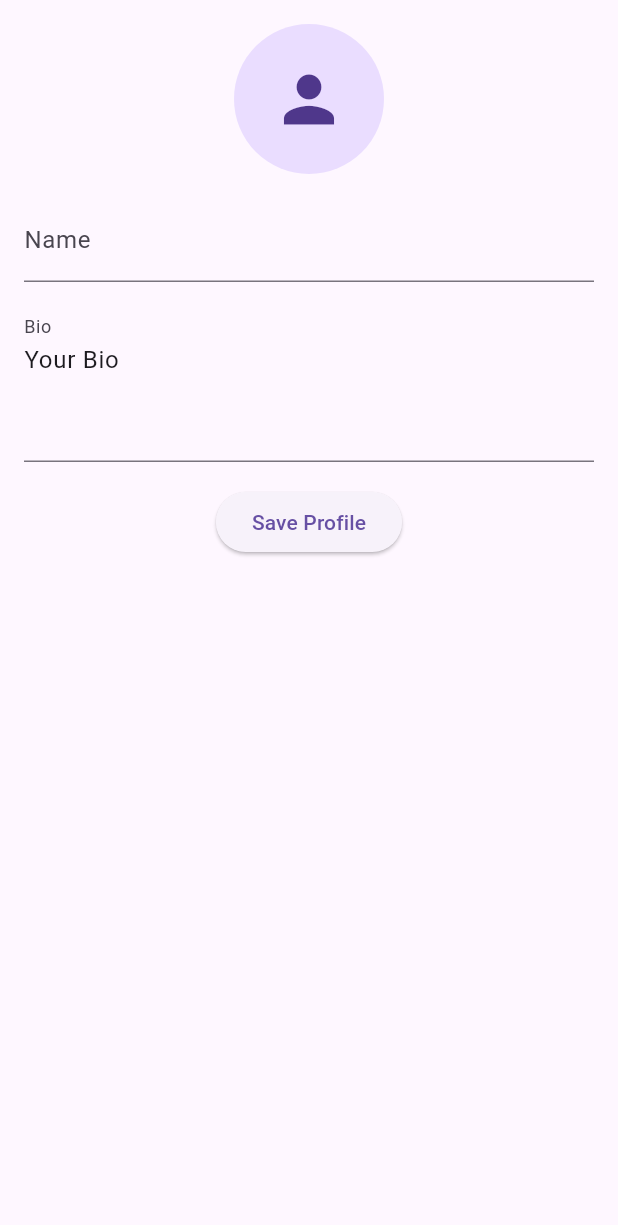
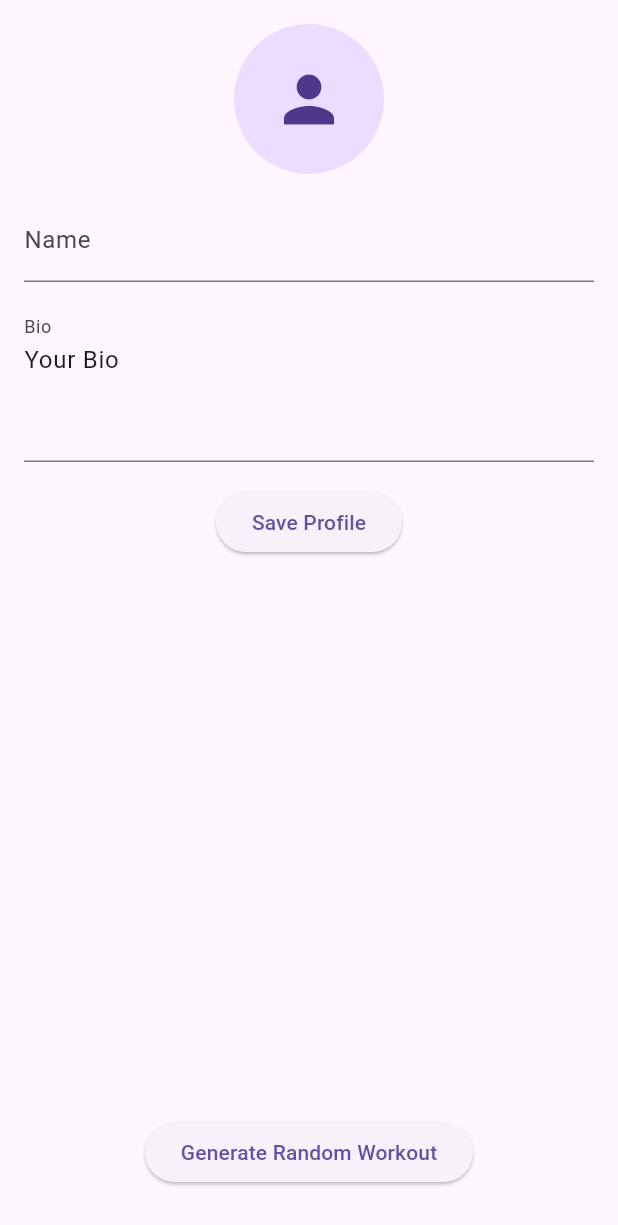
Before and after one commit to JeremyTubongbanua/sofe4640u-final, a Flutter app: the HomePage screen opened directly, on a phone screen of 412 x 824 dp. Shown: the top 1225 px of the screen. Run offline on Flutter 3.47's test engine with Material 3 defaults, Android fonts, the phone set to English and light mode, and no system bars; our stand-ins replace geolocator, google_maps_flutter, image_picker, shared_preferences, video_player; accounts and stored records are empty.

Commit message:
feat: yay

```diff
--- a/track/lib/pages/home_page.dart
+++ b/track/lib/pages/home_page.dart
@@ -1,8 +1,14 @@
 import 'dart:io';
+import 'dart:math';
 import 'package:flutter/material.dart';
 import 'package:image_picker/image_picker.dart';
 import 'package:shared_preferences/shared_preferences.dart';
 import 'package:video_player/video_player.dart';
+import '../database/user_database.dart';
+import '../models/workout.dart';
+import '../models/exercise.dart';
+import '../models/set.dart';
+import '../models/workout_item.dart';
 
 class HomePage extends StatefulWidget {
   static const String appBarTitle = 'Home';
@@ -15,10 +21,12 @@ class HomePage extends StatefulWidget {
 
 class _HomePageState extends State<HomePage> {
   final ImagePicker _picker = ImagePicker();
+  final UserDatabase _db = UserDatabase();
   File? _profileMedia;
   String? _name;
   String? _bio;
   VideoPlayerController? _videoController;
+  Workout? _generatedWorkout;
 
   @override
   void initState() {
@@ -81,6 +89,46 @@ class _HomePageState extends State<HomePage> {
     _videoController = null;
   }
 
+  Future<void> _generateWorkout() async {
+    final exercises = await _db.getExercises();
+    if (exercises.isEmpty) {
+      ScaffoldMessenger.of(context).showSnackBar(
+        const SnackBar(content: Text('No exercises available to generate a workout.')),
+      );
+      return;
+    }
+
+    final random = Random();
+    final workoutItems = List.generate(
+      random.nextInt(4) + 1,
+      (_) {
+      final exercise = exercises[random.nextInt(exercises.length)];
+      final numberOfSets = random.nextInt(3) + 2;
+      final reps = random.nextInt(8) + 8;
+      final sets = List.generate(
+        numberOfSets,
+        (_) => Set(
+        reps: reps,
+        weight: random.nextDouble() * 50,
+        timestamp: DateTime.now(),
+        ),
+      );
+      return WorkoutItem(exercise: exercise, sets: sets);
+      },
+    );
+
+    setState(() {
+      _generatedWorkout = Workout(
+        id: DateTime.now().millisecondsSinceEpoch,
+        startTime: DateTime.now(),
+        latitude: 0.0,
+        longitude: 0.0,
+        workoutItems: workoutItems,
+        media: [],
+      );
+    });
+  }
+
   @override
   void dispose() {
     _disposeVideo();
@@ -123,8 +171,7 @@ class _HomePageState extends State<HomePage> {
               },
               child: _profileMedia != null && _profileMedia!.path.endsWith('.mp4')
                   ? AspectRatio(
-                      aspectRatio:
-                          _videoController?.value.aspectRatio ?? 1.0,
+                      aspectRatio: _videoController?.value.aspectRatio ?? 1.0,
                       child: _videoController != null &&
                               _videoController!.value.isInitialized
                           ? VideoPlayer(_videoController!)
@@ -164,6 +211,31 @@ class _HomePageState extends State<HomePage> {
               },
               child: const Text('Save Profile'),
             ),
+            const Spacer(),
+            ElevatedButton(
+              onPressed: _generateWorkout,
+              child: const Text('Generate Random Workout'),
+            ),
+            const SizedBox(height: 16),
+            if (_generatedWorkout != null) ...[
+              const Text(
+                'Generated Workout Preview:',
+                style: TextStyle(fontSize: 18, fontWeight: FontWeight.bold),
+              ),
+              Expanded(
+                child: ListView.builder(
+                  itemCount: _generatedWorkout!.workoutItems.length,
+                  itemBuilder: (context, index) {
+                    final item = _generatedWorkout!.workoutItems[index];
+                    return ListTile(
+                      title: Text(item.exercise.name),
+                      subtitle: Text(
+                          'Sets: ${item.sets.length}, Reps: ${item.sets.map((set) => set.reps).join(", ")}'),
+                    );
+                  },
+                ),
+              ),
+            ],
           ],
         ),
       ),
```
Also changed, not shown: track/lib/pages/map_page.dart (+8 -0 lines).
